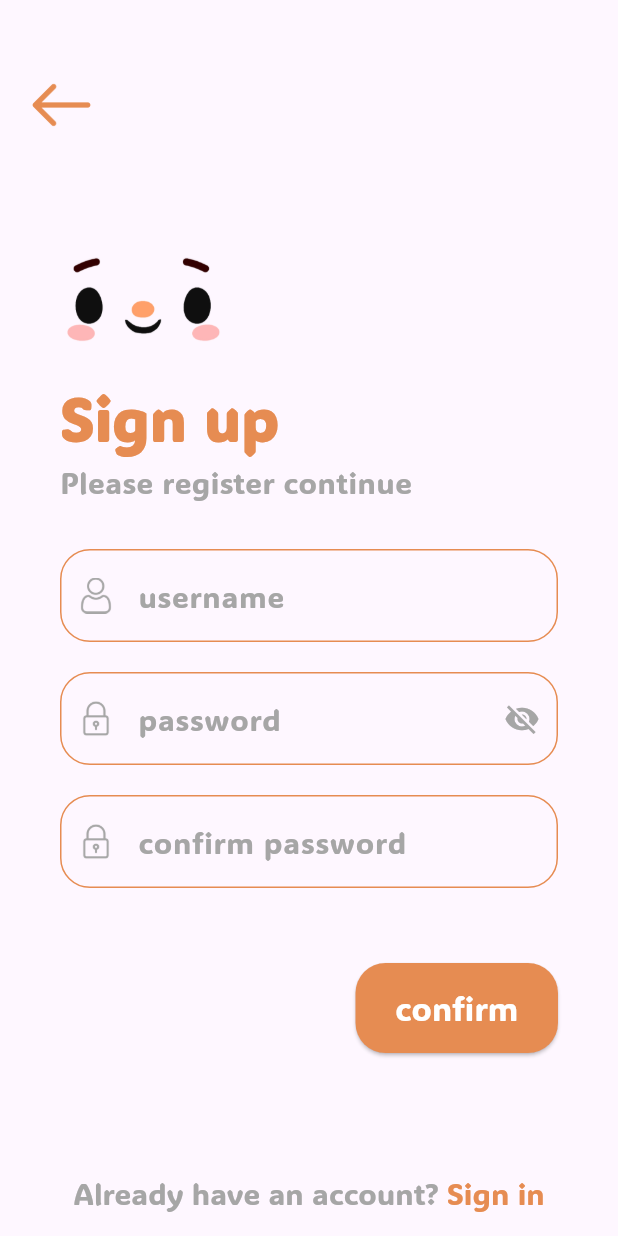
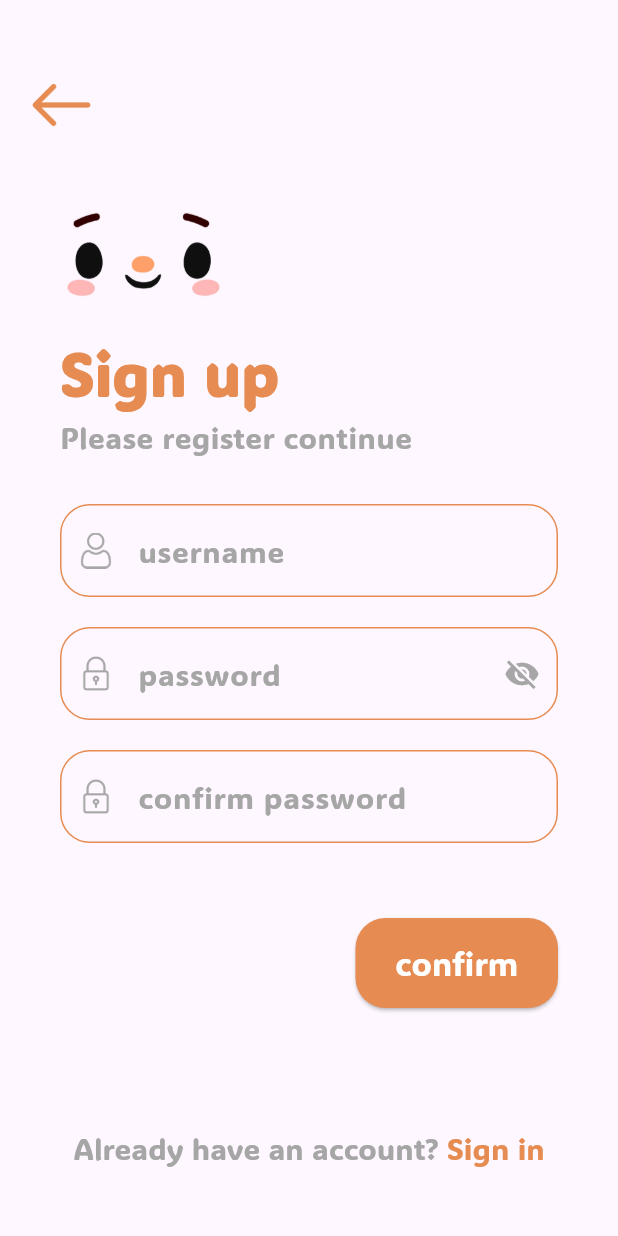
Before and after one commit to nokyalr/mood_tracker, a Flutter app: the RegisterScreen screen opened directly, on a phone screen of 412 x 824 dp. Run offline on Flutter 3.47's test engine with Material 3 defaults, Android fonts, the light colour scheme and no system bars.

Commit message:
Remove commented code and unnecessary spacing in RegisterScreen

```diff
--- a/lib/screens/register.dart
+++ b/lib/screens/register.dart
@@ -23,7 +23,6 @@ class RegisterScreenState extends State<RegisterScreen> {
             child: Column(
               children: [
                 const SizedBox(height: 40),
-                // Ikon back yang berada di dalam scroll
                 Align(
                   alignment: Alignment.topLeft,
                   child: GestureDetector(
@@ -53,7 +52,6 @@ class RegisterScreenState extends State<RegisterScreen> {
                     mainAxisSize: MainAxisSize.min,
                     mainAxisAlignment: MainAxisAlignment.center,
                     children: <Widget>[
-                      const SizedBox(height: 30),
                       Row(
                         mainAxisAlignment: MainAxisAlignment.start,
                         children: [
```
